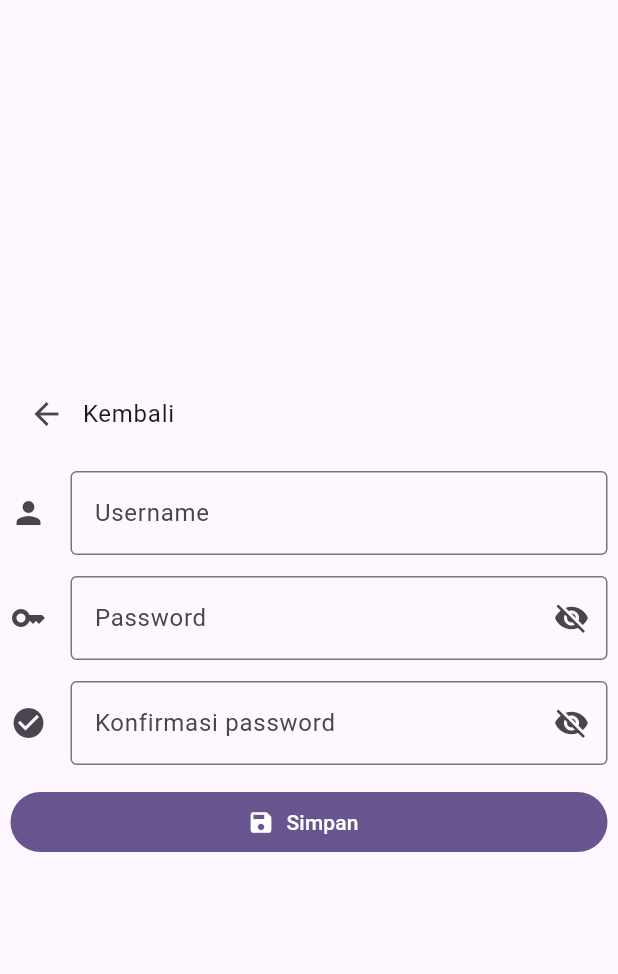
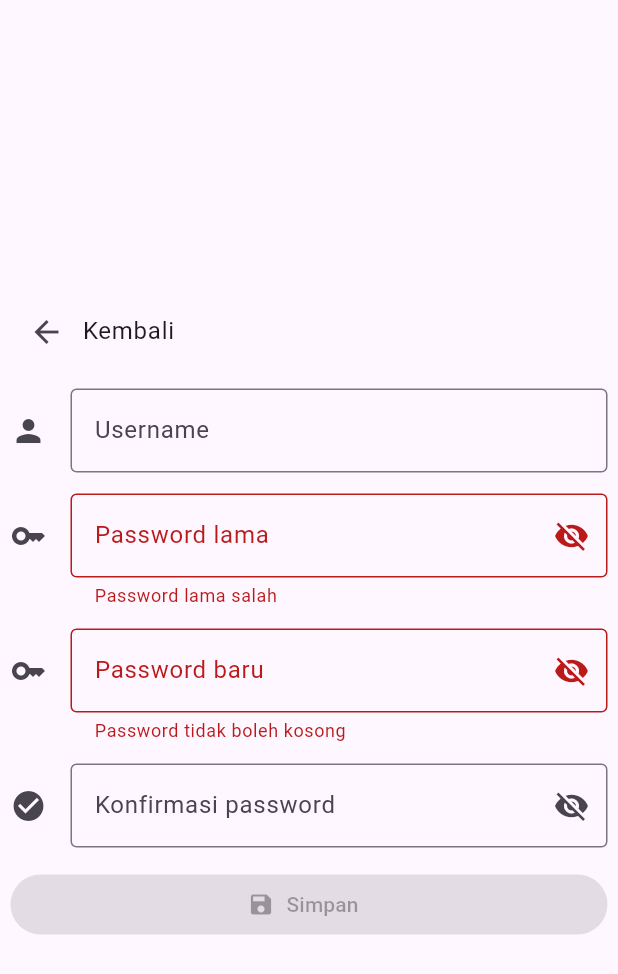
Before and after one commit to stnDinus/uts_ppb, a Flutter app: the HalamanDashboard screen opened directly with empty values, after a tap on the "person" icon, on a phone screen of 412 x 824 dp. Shown: the top 974 px of the screen. Run offline on Flutter 3.47's test engine with Material 2 defaults, Android fonts, the phone set to English and light mode, and no system bars; our stand-ins replace shared_preferences; accounts and stored records are empty.

Commit message:
feat: wip halaman_edit_profile

```diff
--- a/lib/halaman_dashboard.dart
+++ b/lib/halaman_dashboard.dart
@@ -47,7 +47,8 @@ class _HalamanDashboardState extends State<HalamanDashboard> {
                                           MaterialPageRoute(
                                               builder: (context) =>
                                                   HalamanEditProfile(
-                                                      widget.spInstance)));
+                                                      widget.spInstance,
+                                                      widget.currentUsername)));
                                     },
                                     label: Text(widget.currentUsername),
                                     icon: const Icon(Icons.person))
--- a/lib/halaman_edit_profile.dart
+++ b/lib/halaman_edit_profile.dart
@@ -4,19 +4,26 @@ import 'package:shared_preferences/shared_preferences.dart';
 
 class HalamanEditProfile extends StatefulWidget {
   final SharedPreferences spInstance;
-  const HalamanEditProfile(this.spInstance, {super.key});
+  final String currentUsername;
+  const HalamanEditProfile(this.spInstance, this.currentUsername, {super.key});
 
   @override
   State<StatefulWidget> createState() => _HalamanEditProfileState();
 }
 
 class _HalamanEditProfileState extends State<HalamanEditProfile> {
-  TextEditingController usernameController = TextEditingController(),
-      passwordController = TextEditingController(),
-      konfirmasiPasswordController = TextEditingController();
-  bool showPassword = false, showKonfirmasiPassword = false;
+  TextEditingController usernameBaruController = TextEditingController(),
+      passwordLamaController = TextEditingController(),
+      passwordBaruController = TextEditingController(),
+      konfirmasiPasswordBaruController = TextEditingController();
+  bool showPasswordLama = false,
+      showPasswordBaru = false,
+      showKonfirmasiPasswordBaru = false;
   Map<String, dynamic> imitasiTabelUser = {};
-  String? usernameError, passwordError, konfirmasiPasswordError;
+  String? usernameBaruError,
+      passwordLamaError = "Password lama salah",
+      passwordBaruError = "Password tidak boleh kosong",
+      konfirmasiPasswordBaruError;
 
   @override
   void initState() {
@@ -26,84 +33,106 @@ class _HalamanEditProfileState extends State<HalamanEditProfile> {
 
     imitasiTabelUser =
         imitasiTabelUserSp == null ? {} : json.decode(imitasiTabelUserSp);
+
+    usernameBaruController.text = widget.currentUsername;
   }
 
-  void validasiUsername(String value) {
-    if (value.isEmpty) {
+  void validasiUsernameBaru() {
+    if (usernameBaruController.text.isEmpty) {
       setState(() {
-        usernameError = "Username tidak boleh kosong";
+        usernameBaruError = "Username tidak boleh kosong";
       });
       return;
     }
 
-    if (imitasiTabelUser.keys.contains(value)) {
+    if (imitasiTabelUser.keys.contains(usernameBaruController.text) &&
+        usernameBaruController.text != widget.currentUsername) {
       setState(() {
-        usernameError = "Username telah terpakai";
+        usernameBaruError = "Username telah terpakai";
       });
       return;
     }
 
     setState(() {
-      usernameError = null;
+      usernameBaruError = null;
     });
   }
 
-  void validasiPassword(String value) {
-    if (value.isEmpty) {
+  void validasiPasswordLama() {
+    final String password = passwordLamaController.text;
+
+    if (password != imitasiTabelUser[widget.currentUsername].toString()) {
       setState(() {
-        passwordError = "Password tidak boleh kosong";
+        passwordLamaError = "Password lama salah";
+      });
+      return;
+    }
+  }
+
+  void validasiPasswordBaru() {
+    final String password = passwordBaruController.text;
+
+    if (password.isEmpty) {
+      setState(() {
+        passwordBaruError = "Password tidak boleh kosong";
       });
       return;
     }
 
-    if (!RegExp(r"[A-Z]").hasMatch(value)) {
+    if (!RegExp(r"[A-Z]").hasMatch(password)) {
       setState(() {
-        passwordError = "Password harus mengandung huruf besar";
+        passwordBaruError = "Password harus mengandung huruf besar";
       });
       return;
     }
 
-    if (!RegExp(r"[a-z]").hasMatch(value)) {
+    if (!RegExp(r"[a-z]").hasMatch(password)) {
       setState(() {
-        passwordError = "Password harus mengandung huruf kecil";
+        passwordBaruError = "Password harus mengandung huruf kecil";
       });
       return;
     }
 
-    if (!RegExp(r"[0-9]").hasMatch(value)) {
+    if (!RegExp(r"[0-9]").hasMatch(password)) {
       setState(() {
-        passwordError = "Password harus mengandung angka";
+        passwordBaruError = "Password harus mengandung angka";
       });
       return;
     }
 
     setState(() {
-      passwordError = null;
+      passwordBaruError = null;
     });
   }
 
-  void validasiKonfirmasiPassword(String value) {
-    if (value != passwordController.text) {
+  void validasiKonfirmasiPasswordBaru() {
+    if (konfirmasiPasswordBaruController.text != passwordBaruController.text) {
       setState(() {
-        konfirmasiPasswordError = "Password tidak sama";
+        konfirmasiPasswordBaruError = "Password tidak sama";
       });
       return;
     }
 
     setState(() {
-      konfirmasiPasswordError = null;
+      konfirmasiPasswordBaruError = null;
     });
   }
 
-  void toggleShowPassword() {
+  void toggleShowPasswordLama() {
     setState(() {
-      showPassword = !showPassword;
+      showPasswordLama = !showPasswordLama;
     });
   }
 
-  void toggleShowKonfirmasiPassword() {
+  void toggleShowPasswordBaru() {
     setState(() {
-      showKonfirmasiPassword = !showKonfirmasiPassword;
+      showPasswordBaru = !showPasswordBaru;
+    });
+  }
+
+  void toggleShowKonfirmasiPasswordBaru() {
+    setState(() {
+      showKonfirmasiPasswordBaru = !showKonfirmasiPasswordBaru;
     });
   }
 
@@ -126,26 +155,26 @@ class _HalamanEditProfileState extends State<HalamanEditProfile> {
                     ]),
                     const SizedBox(height: 14),
                     TextField(
-                      controller: usernameController,
-                      onChanged: (value) => validasiUsername(value),
+                      controller: usernameBaruController,
+                      onChanged: (_) => validasiUsernameBaru(),
                       decoration: InputDecoration(
                           icon: const Icon(Icons.person),
                           label: const Text("Username"),
-                          errorText: usernameError,
+                          errorText: usernameBaruError,
                           border: const OutlineInputBorder()),
                     ),
                     const SizedBox(height: 14),
                     TextField(
-                      controller: passwordController,
-                      onChanged: (value) => validasiPassword(value),
-                      obscureText: !showPassword,
+                      controller: passwordLamaController,
+                      onChanged: (_) => validasiPasswordLama(),
+                      obscureText: !showPasswordLama,
                       decoration: InputDecoration(
                           icon: const Icon(Icons.key),
-                          label: const Text("Password"),
-                          errorText: passwordError,
+                          label: const Text("Password lama"),
+                          errorText: passwordLamaError,
                           suffixIcon: GestureDetector(
-                            onTap: toggleShowPassword,
-                            child: Icon(showPassword
+                            onTap: toggleShowPasswordLama,
+                            child: Icon(showPasswordLama
                                 ? Icons.visibility
                                 : Icons.visibility_off),
                           ),
@@ -153,16 +182,33 @@ class _HalamanEditProfileState extends State<HalamanEditProfile> {
                     ),
                     const SizedBox(height: 14),
                     TextField(
-                      controller: konfirmasiPasswordController,
-                      onChanged: (value) => validasiKonfirmasiPassword(value),
-                      obscureText: !showKonfirmasiPassword,
+                      controller: passwordBaruController,
+                      onChanged: (_) => validasiPasswordBaru(),
+                      obscureText: !showPasswordBaru,
+                      decoration: InputDecoration(
+                          icon: const Icon(Icons.key),
+                          label: const Text("Password baru"),
+                          errorText: passwordBaruError,
+                          suffixIcon: GestureDetector(
+                            onTap: toggleShowPasswordBaru,
+                            child: Icon(showPasswordBaru
+                                ? Icons.visibility
+                                : Icons.visibility_off),
+                          ),
+                          border: const OutlineInputBorder()),
+                    ),
+                    const SizedBox(height: 14),
+                    TextField(
+                      controller: konfirmasiPasswordBaruController,
+                      onChanged: (_) => validasiKonfirmasiPasswordBaru(),
+                      obscureText: !showKonfirmasiPasswordBaru,
                       decoration: InputDecoration(
                           icon: const Icon(Icons.check_circle),
                           label: const Text("Konfirmasi password"),
-                          errorText: konfirmasiPasswordError,
+                          errorText: konfirmasiPasswordBaruError,
                           suffixIcon: GestureDetector(
-                            onTap: toggleShowKonfirmasiPassword,
-                            child: Icon(showKonfirmasiPassword
+                            onTap: toggleShowKonfirmasiPasswordBaru,
+                            child: Icon(showKonfirmasiPasswordBaru
                                 ? Icons.visibility
                                 : Icons.visibility_off),
                           ),
@@ -172,13 +218,13 @@ class _HalamanEditProfileState extends State<HalamanEditProfile> {
                     Row(children: [
                       Expanded(
                         child: FilledButton.icon(
-                            onPressed: (usernameError == null &&
-                                    passwordError == null &&
-                                    konfirmasiPasswordError == null)
+                            onPressed: (usernameBaruError == null &&
+                                    passwordBaruError == null &&
+                                    konfirmasiPasswordBaruError == null)
                                 ? () async {
                                     imitasiTabelUser.addEntries({
-                                      usernameController.text:
-                                          passwordController.text
+                                      usernameBaruController.text:
+                                          passwordBaruController.text
                                     }.entries);
 
                                     await widget.spInstance.setString(
```
